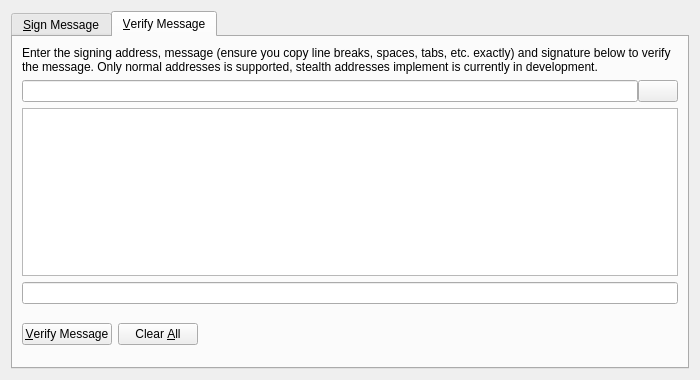
Qt form src/qt/forms/signverifymessagedialog.ui (vtorrent/vTorrent-Client) before a commit.
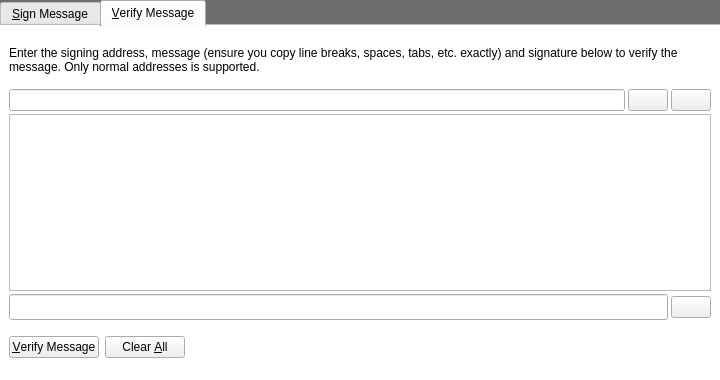
The same form after that commit. The open tabs and pages were chosen to show the change. Icons and pictures are not drawn. Custom widgets are drawn as their Qt base class.

The edit to the form file:
```diff
--- a/src/qt/forms/signverifymessagedialog.ui
+++ b/src/qt/forms/signverifymessagedialog.ui
@@ -6,22 +6,56 @@
    <rect>
     <x>0</x>
     <y>0</y>
-    <width>700</width>
+    <width>720</width>
     <height>380</height>
    </rect>
   </property>
+  <property name="minimumSize">
+   <size>
+    <width>720</width>
+    <height>380</height>
+   </size>
+  </property>
   <property name="windowTitle">
    <string>Signatures - Sign / Verify a Message</string>
   </property>
+  <property name="styleSheet">
+   <string notr="true">#SignVerifyMessageDialog { 
+background-color: rgb(110,110,110);
+}</string>
+  </property>
   <property name="modal">
    <bool>true</bool>
   </property>
   <layout class="QVBoxLayout" name="verticalLayout">
+   <property name="leftMargin">
+    <number>0</number>
+   </property>
+   <property name="topMargin">
+    <number>0</number>
+   </property>
+   <property name="rightMargin">
+    <number>0</number>
+   </property>
+   <property name="bottomMargin">
+    <number>0</number>
+   </property>
    <item>
     <widget class="QTabWidget" name="tabWidget">
+     <property name="styleSheet">
+      <string notr="true">#tabSignMessage {
+	background-color: rgb(255,255,255);
+}
+#tabVerifyMessage {
+	background-color: rgb(255,255,255);
+}</string>
+     </property>
      <property name="currentIndex">
       <number>0</number>
      </property>
+     <property name="documentMode">
+      <bool>true</bool>
+     </property>
      <widget class="QWidget" name="tabSignMessage">
       <attribute name="title">
        <string>&amp;Sign Message</string>
@@ -227,10 +261,16 @@
        <string>&amp;Verify Message</string>
       </attribute>
       <layout class="QVBoxLayout" name="verticalLayout_VM">
+       <property name="spacing">
+        <number>3</number>
+       </property>
+       <property name="topMargin">
+        <number>20</number>
+       </property>
        <item>
         <widget class="QLabel" name="infoLabel_VM">
          <property name="text">
-          <string>Enter the signing address, message (ensure you copy line breaks, spaces, tabs, etc. exactly) and signature below to verify the message. Only normal addresses is supported, stealth addresses implement is currently in development.</string>
+          <string>Enter the signing address, message (ensure you copy line breaks, spaces, tabs, etc. exactly) and signature below to verify the message. Only normal addresses is supported.</string>
          </property>
          <property name="textFormat">
           <enum>Qt::PlainText</enum>
@@ -244,12 +284,31 @@
         </widget>
        </item>
        <item>
-        <layout class="QHBoxLayout" name="horizontalLayout_1_VM">
+        <widget class="QFrame" name="frame">
+         <layout class="QHBoxLayout" name="horizontalLayout">
          <property name="spacing">
+           <number>3</number>
+          </property>
+          <property name="leftMargin">
+           <number>0</number>
+          </property>
+          <property name="topMargin">
+           <number>12</number>
+          </property>
+          <property name="rightMargin">
+           <number>0</number>
+          </property>
+          <property name="bottomMargin">
           <number>0</number>
          </property>
          <item>
           <widget class="QValidatedLineEdit" name="addressIn_VM">
+            <property name="sizePolicy">
+             <sizepolicy hsizetype="Expanding" vsizetype="Expanding">
+              <horstretch>0</horstretch>
+              <verstretch>0</verstretch>
+             </sizepolicy>
+            </property>
            <property name="toolTip">
             <string>The address the message was signed with (e.g. SDywGBZBowrSSUwwNUo1DFSDTibzKid93H)</string>
            </property>
@@ -278,16 +337,107 @@
            </property>
           </widget>
          </item>
-        </layout>
+          <item>
+           <widget class="QPushButton" name="pasteButton_SM_2">
+            <property name="toolTip">
+             <string>Paste address from clipboard</string>
+            </property>
+            <property name="text">
+             <string/>
+            </property>
+            <property name="icon">
+             <iconset resource="../bitcoin.qrc">
+              <normaloff>:/icons/editpaste</normaloff>:/icons/editpaste</iconset>
+            </property>
+            <property name="shortcut">
+             <string>Alt+P</string>
+            </property>
+            <property name="autoDefault">
+             <bool>false</bool>
+            </property>
+           </widget>
+          </item>
+         </layout>
+        </widget>
        </item>
        <item>
         <widget class="QPlainTextEdit" name="messageIn_VM"/>
        </item>
        <item>
-        <widget class="QValidatedLineEdit" name="signatureIn_VM"/>
+        <widget class="QFrame" name="frame_2">
+         <property name="frameShape">
+          <enum>QFrame::NoFrame</enum>
+         </property>
+         <layout class="QHBoxLayout" name="horizontalLayout_2">
+          <property name="spacing">
+           <number>3</number>
+          </property>
+          <property name="leftMargin">
+           <number>0</number>
+          </property>
+          <property name="topMargin">
+           <number>0</number>
+          </property>
+          <property name="rightMargin">
+           <number>0</number>
+          </property>
+          <property name="bottomMargin">
+           <number>0</number>
+          </property>
+          <item>
+           <widget class="QValidatedLineEdit" name="signatureIn_VM">
+            <property name="minimumSize">
+             <size>
+              <width>0</width>
+              <height>26</height>
+             </size>
+            </property>
+            <property name="maximumSize">
+             <size>
+              <width>16777215</width>
+              <height>26</height>
+             </size>
+            </property>
+           </widget>
        </item>
        <item>
+           <widget class="QPushButton" name="pasteButton_SM_3">
+            <property name="toolTip">
+             <string>Paste address from clipboard</string>
+            </property>
+            <property name="text">
+             <string/>
+            </property>
+            <property name="icon">
+             <iconset resource="../bitcoin.qrc">
+              <normaloff>:/icons/editpaste</normaloff>:/icons/editpaste</iconset>
+            </property>
+            <property name="shortcut">
+             <string>Alt+P</string>
+            </property>
+            <property name="autoDefault">
+             <bool>false</bool>
+            </property>
+           </widget>
+          </item>
+         </layout>
+        </widget>
+       </item>
+       <item>
+        <widget class="QFrame" name="frame">
         <layout class="QHBoxLayout" name="horizontalLayout_2_VM">
+          <property name="leftMargin">
+           <number>0</number>
+          </property>
+          <property name="topMargin">
+           <number>0</number>
+          </property>
+          <property name="rightMargin">
+           <number>0</number>
+          </property>
+          <property name="bottomMargin">
+           <number>0</number>
+          </property>
          <item>
           <widget class="QPushButton" name="verifyMessageButton_VM">
            <property name="toolTip">
@@ -337,6 +487,12 @@
          </item>
          <item>
           <widget class="QLabel" name="statusLabel_VM">
+            <property name="minimumSize">
+             <size>
+              <width>360</width>
+              <height>0</height>
+             </size>
+            </property>
            <property name="font">
             <font>
              <weight>75</weight>
@@ -359,12 +515,13 @@
            <property name="sizeHint" stdset="0">
             <size>
              <width>40</width>
-             <height>48</height>
+              <height>20</height>
             </size>
            </property>
           </spacer>
          </item>
         </layout>
+        </widget>
        </item>
       </layout>
      </widget>
```
Left out of the diff: 121 changed lines with no effect on the pictures. Lines whose indentation alone changed are shown as unchanged.
